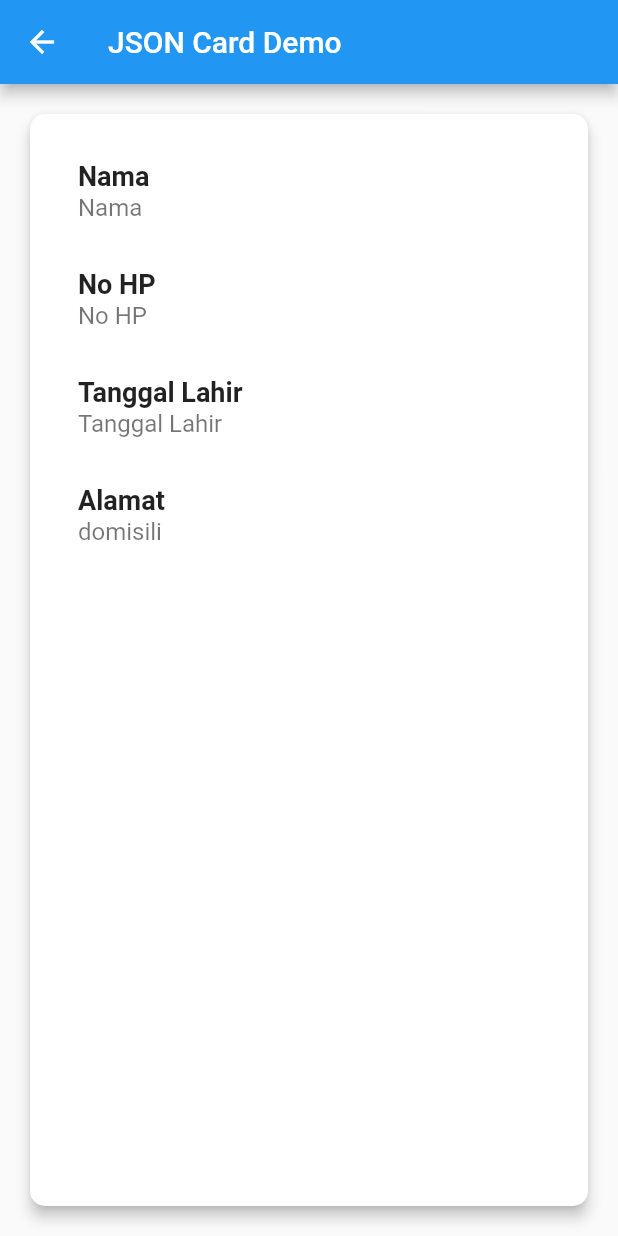
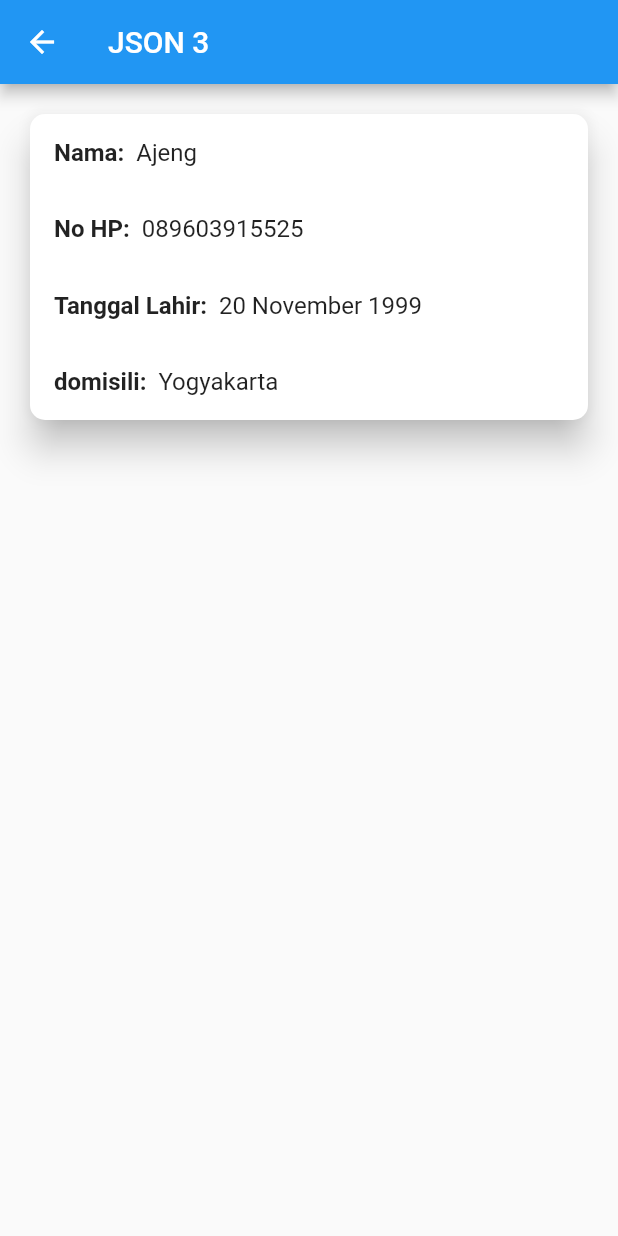
Before and after one commit to guidodika/login-flutter-latihan, a Flutter app: the Json3Page screen opened directly, on a phone screen of 412 x 824 dp. Run offline on Flutter 3.47's test engine with Material 2 defaults, Android fonts, the phone set to English and light mode, and no system bars; our stand-ins replace bloc, flutter_bloc, flutter_easyloading, flutter_svg, fluttertoast, shared_preferences; accounts and stored records are empty; project files that could hold a hidden picture were left out.

Commit message:
json view

```diff
--- a/lib/view/json/json3_page.dart
+++ b/lib/view/json/json3_page.dart
@@ -9,98 +9,78 @@ class Json3Page extends StatefulWidget {
 }
 
 class _Json3PageState extends State<Json3Page> {
-  Future<Map<String, dynamic>> fetchData() async {
+  Future<List<dynamic>> fetchData() async {
     String jsonString = await rootBundle.loadString('assets/json/json3.json');
     Map<String, dynamic> data = jsonDecode(jsonString);
-    debugPrint('Isi Data : $data');
-    return data;
+    List<dynamic> jsonData = data['data'];
+    debugPrint('Isi Data : $jsonData');
+    return jsonData;
+  }
+
+  String getText(String keyName) {
+    switch (keyName) {
+      case 'Nama':
+        return 'Ajeng';
+      case 'No HP':
+        return '089603915525';
+      case 'Tanggal Lahir':
+        return '20 November 1999';
+      case 'domisili':
+        return 'Yogyakarta';
+      default:
+        return '';
+    }
   }
 
   @override
   Widget build(BuildContext context) {
     return Scaffold(
       appBar: AppBar(
-        title: Text('JSON Card Demo'),
+        title: Text('JSON 3'),
       ),
-      body: FutureBuilder<Map<String, dynamic>>(
+      body: FutureBuilder<List<dynamic>>(
         future: fetchData(),
         builder: (context, snapshot) {
           if (snapshot.hasData) {
-            Map<String, dynamic> data = snapshot.data!;
+            List<dynamic> jsonData = snapshot.data!;
+
             return Padding(
               padding: const EdgeInsets.all(16.0),
               child: Card(
-                elevation: 4,
+                elevation: 10,
                 shape: RoundedRectangleBorder(
                   borderRadius: BorderRadius.circular(10),
                 ),
-                child: Padding(
+                child: ListView.builder(
+                  shrinkWrap: true,
+                  itemCount: jsonData.length,
+                  itemBuilder: (context, index) {
+                    Map<String, dynamic> itemData = jsonData[index];
+                    String name = itemData['name'];
+                    String text = getText(name);
+
+                    return Padding(
                       padding: const EdgeInsets.all(16.0),
-                  child: Column(
-                    crossAxisAlignment: CrossAxisAlignment.start,
+                      child: Row(
                         children: [
-                      ListTile(
-                        title: Text(
-                          'Nama',
+                          Text(
+                            name + ':',
                             style: TextStyle(
-                            fontSize: 18,
+                              fontSize: 16,
                               fontWeight: FontWeight.bold,
                             ),
                           ),
-                        subtitle: Text(
-                          data['data'][0]['name'],
+                          SizedBox(width: 8),
+                          Text(
+                            text,
                             style: TextStyle(
                               fontSize: 16,
                             ),
                           ),
-                      ),
-                      ListTile(
-                        title: Text(
-                          'No HP',
-                          style: TextStyle(
-                            fontSize: 18,
-                            fontWeight: FontWeight.bold,
-                          ),
-                        ),
-                        subtitle: Text(
-                          data['data'][1]['name'],
-                          style: TextStyle(
-                            fontSize: 16,
-                          ),
-                        ),
-                      ),
-                      ListTile(
-                        title: Text(
-                          'Tanggal Lahir',
-                          style: TextStyle(
-                            fontSize: 18,
-                            fontWeight: FontWeight.bold,
-                          ),
-                        ),
-                        subtitle: Text(
-                          data['data'][2]['name'],
-                          style: TextStyle(
-                            fontSize: 16,
-                          ),
-                        ),
-                      ),
-                      ListTile(
-                        title: Text(
-                          'Alamat',
-                          style: TextStyle(
-                            fontSize: 18,
-                            fontWeight: FontWeight.bold,
-                          ),
-                        ),
-                        subtitle: Text(
-                          data['data'][3]['name'],
-                          style: TextStyle(
-                            fontSize: 16,
-                          ),
-                        ),
-                      ),
                         ],
                       ),
+                    );
+                  },
                 ),
               ),
             );
@@ -109,7 +89,6 @@ class _Json3PageState extends State<Json3Page> {
               child: Text("${snapshot.error}"),
             );
           }
-
           return Center(
             child: CircularProgressIndicator(),
           );
```
Also changed, not shown: lib/model/data.dart (added, +15 -0 lines), lib/utils/data_provider.dart (added, +15 -0 lines), lib/view/json/data_widget.dart (added, +17 -0 lines), lib/view/json/json1_page.dart (+15 -85 lines), lib/view/json/json2_page.dart (+42 -63 lines), lib/utils/constant.dart (line endings or trailing spaces). Lines whose indentation alone changed are shown as unchanged.
